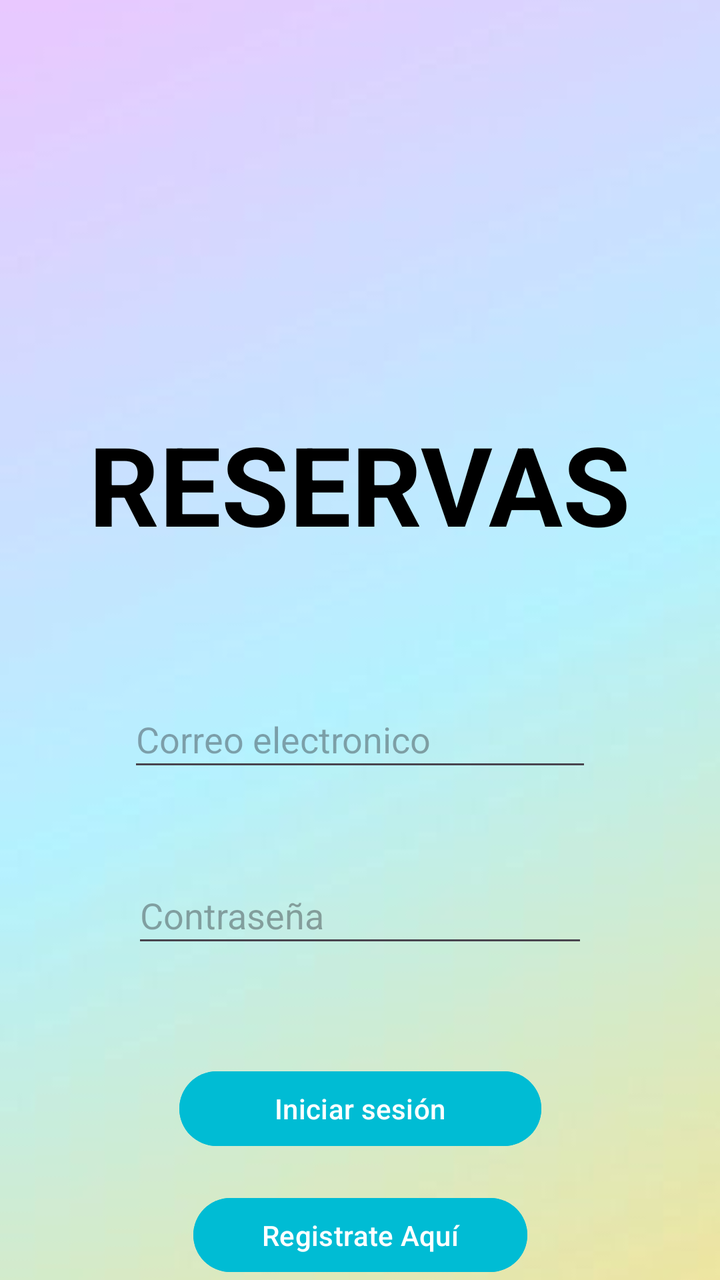
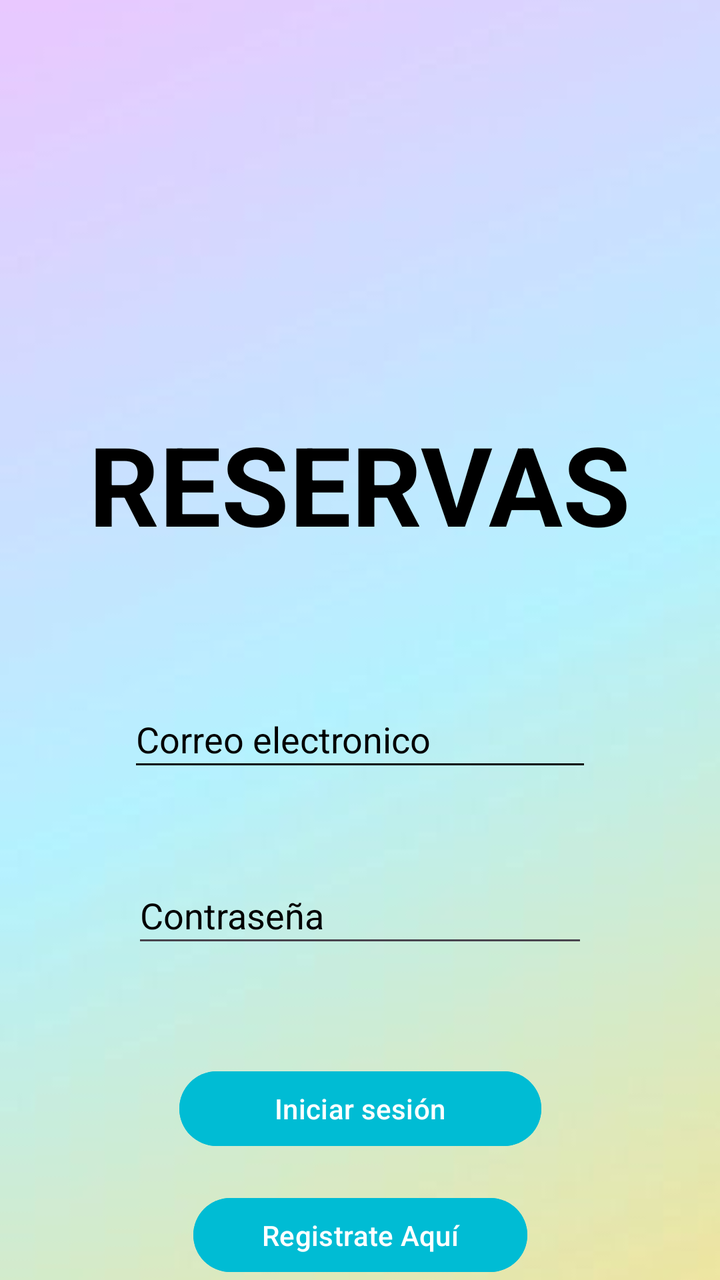

The first picture is an Android layout as it rendered before a commit; the second is the same layout after the commit. The layout source and the unified diff follow.
<!-- AndroidManifest.xml: application theme Theme.Appp -->
<!-- res/layout/activity_login.xml -->
<?xml version="1.0" encoding="utf-8"?>
<androidx.constraintlayout.widget.ConstraintLayout xmlns:android="http://schemas.android.com/apk/res/android"
xmlns:app="http://schemas.android.com/apk/res-auto"
xmlns:tools="http://schemas.android.com/tools"
android:id="@+id/main"
android:layout_width="match_parent"
android:layout_height="match_parent"
tools:context=".MainActivity">

<ImageView
    android:id="@+id/imageView"
    android:layout_width="0dp"
    android:layout_height="0dp"
    app:layout_constraintTop_toTopOf="parent"
    app:layout_constraintBottom_toBottomOf="parent"
    app:layout_constraintStart_toStartOf="parent"
    app:layout_constraintEnd_toEndOf="parent"
    app:srcCompat="@drawable/bdd4666fdcba42069e53862f98720581"
    android:scaleType="centerCrop"
    tools:ignore="MissingConstraints" />


<TextView
    android:id="@+id/textView"
    android:layout_width="wrap_content"
    android:layout_height="wrap_content"
    android:layout_marginTop="205dp"
    android:layout_marginBottom="67dp"
    android:text="RESERVAS"
    android:textColor="#000000"
    android:textSize="55dp"
    android:textStyle="bold"
    app:layout_constraintBottom_toTopOf="@+id/editTextTextEmailAddress"
    app:layout_constraintEnd_toEndOf="parent"
    app:layout_constraintStart_toStartOf="parent"
    app:layout_constraintTop_toTopOf="parent" />

<EditText
    android:id="@+id/editTextTextEmailAddress"
    android:layout_width="0dp"
    android:layout_height="0dp"
    android:layout_marginStart="64dp"
    android:layout_marginEnd="64dp"
    android:layout_marginBottom="43dp"
    android:ems="10"
    android:hint="Correo electronico"
    android:inputType="textEmailAddress"
    app:layout_constraintBottom_toTopOf="@+id/editTextTextPassword"
    app:layout_constraintEnd_toEndOf="parent"
    app:layout_constraintStart_toStartOf="parent"
    app:layout_constraintTop_toBottomOf="@+id/textView" />

<EditText
    android:id="@+id/editTextTextPassword"
    android:layout_width="0dp"
    android:layout_height="0dp"
    android:layout_marginStart="66dp"
    android:layout_marginEnd="66dp"
    android:layout_marginBottom="53dp"
    android:ems="10"
    android:hint="Contraseña"
    android:inputType="textPassword"
    app:layout_constraintBottom_toTopOf="@+id/button"
    app:layout_constraintEnd_toEndOf="parent"
    app:layout_constraintStart_toStartOf="parent"
    app:layout_constraintTop_toBottomOf="@+id/editTextTextEmailAddress" />

<Button
    android:id="@+id/button"
    android:layout_width="181dp"
    android:layout_height="0dp"
    android:layout_marginBottom="18dp"
    android:backgroundTint="#00BCD4"
    android:text="Iniciar sesión"
    android:textColor="#FFFFFF"
    app:layout_constraintBottom_toTopOf="@+id/button2"
    app:layout_constraintEnd_toEndOf="parent"
    app:layout_constraintStart_toStartOf="parent"
    app:layout_constraintTop_toBottomOf="@+id/editTextTextPassword" />

<Button
    android:id="@+id/button2"
    android:layout_width="167dp"
    android:layout_height="0dp"
    android:backgroundTint="#00BCD4"
    android:text="Registrate Aquí"
    android:textColor="#FFFFFF"
    app:layout_constraintBottom_toBottomOf="parent"
    app:layout_constraintEnd_toEndOf="parent"
    app:layout_constraintStart_toStartOf="parent"
    app:layout_constraintTop_toBottomOf="@+id/button" />

</androidx.constraintlayout.widget.ConstraintLayout>
<!-- resources referenced by this layout -->
<resources>
  <!-- drawable bdd4666fdcba42069e53862f98720581: jpg bitmap (drawable, 3754 bytes) -->
  <style name="Theme.Appp" parent="Base.Theme.Appp" />
  <style name="Base.Theme.Appp" parent="Theme.Material3.DayNight.NoActionBar">
          
          
      </style>
</resources>

<!-- the commit's change to res/layout/activity_login.xml (unified diff, before → after) -->
@@ -5,7 +5,7 @@ xmlns:tools="http://schemas.android.com/tools"
 android:id="@+id/main"
 android:layout_width="match_parent"
 android:layout_height="match_parent"
-tools:context=".MainActivity">
+tools:context=".Login">
 
 <ImageView
     android:id="@+id/imageView"
@@ -35,20 +35,23 @@ tools:context=".MainActivity">
     app:layout_constraintStart_toStartOf="parent"
     app:layout_constraintTop_toTopOf="parent" />
 
-<EditText
-    android:id="@+id/editTextTextEmailAddress"
-    android:layout_width="0dp"
-    android:layout_height="0dp"
-    android:layout_marginStart="64dp"
-    android:layout_marginEnd="64dp"
-    android:layout_marginBottom="43dp"
-    android:ems="10"
-    android:hint="Correo electronico"
-    android:inputType="textEmailAddress"
-    app:layout_constraintBottom_toTopOf="@+id/editTextTextPassword"
-    app:layout_constraintEnd_toEndOf="parent"
-    app:layout_constraintStart_toStartOf="parent"
-    app:layout_constraintTop_toBottomOf="@+id/textView" />
+    <EditText
+        android:id="@+id/editTextTextEmailAddress"
+        android:layout_width="0dp"
+        android:layout_height="0dp"
+        android:layout_marginStart="64dp"
+        android:layout_marginEnd="64dp"
+        android:layout_marginBottom="43dp"
+        android:backgroundTint="@color/black"
+        android:ems="10"
+        android:hint="Correo electronico"
+        android:inputType="textEmailAddress"
+        android:textColor="@color/black"
+        android:textColorHint="@color/black"
+        app:layout_constraintBottom_toTopOf="@+id/editTextTextPassword"
+        app:layout_constraintEnd_toEndOf="parent"
+        app:layout_constraintStart_toStartOf="parent"
+        app:layout_constraintTop_toBottomOf="@+id/textView" />
 
 <EditText
     android:id="@+id/editTextTextPassword"
@@ -60,6 +63,7 @@ tools:context=".MainActivity">
     android:ems="10"
     android:hint="Contraseña"
     android:inputType="textPassword"
+    android:textColorHint="@color/black"
     app:layout_constraintBottom_toTopOf="@+id/button"
     app:layout_constraintEnd_toEndOf="parent"
     app:layout_constraintStart_toStartOf="parent"
<!-- resource entries referenced after the edit -->
@@ -1,5 +1,6 @@
 <!-- resources referenced by this layout -->
 <resources>
+  <color name="black">#FF000000</color>
   <!-- drawable bdd4666fdcba42069e53862f98720581: jpg bitmap (drawable, 3754 bytes) -->
   <style name="Theme.Appp" parent="Base.Theme.Appp" />
   <style name="Base.Theme.Appp" parent="Theme.Material3.DayNight.NoActionBar">
